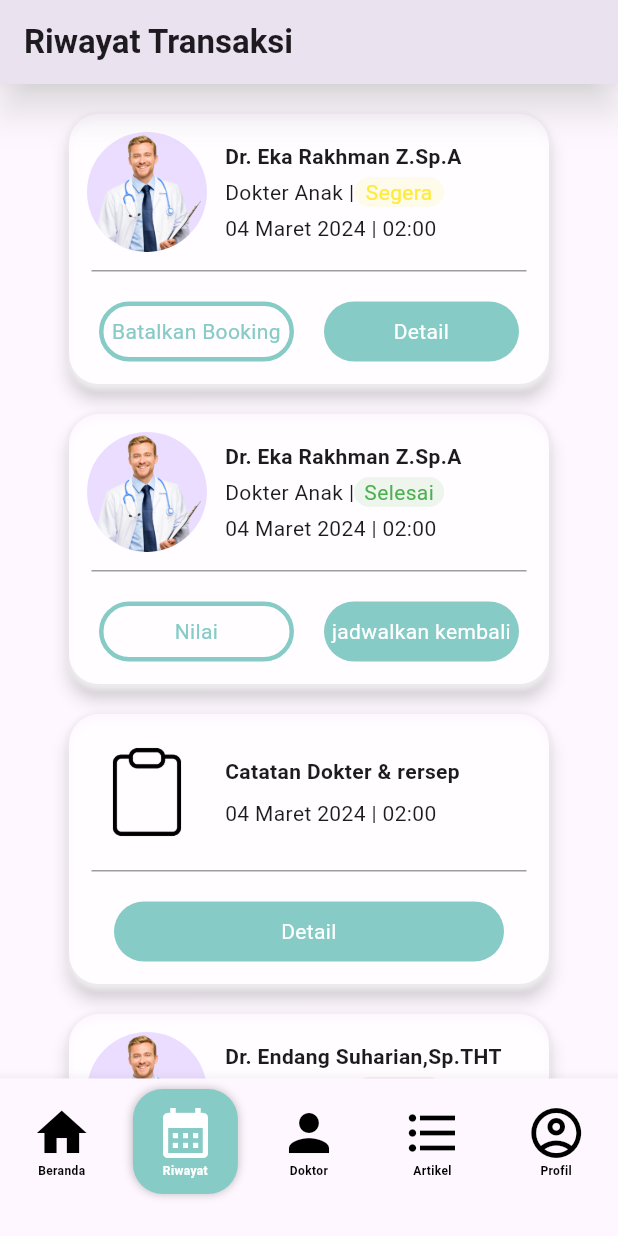
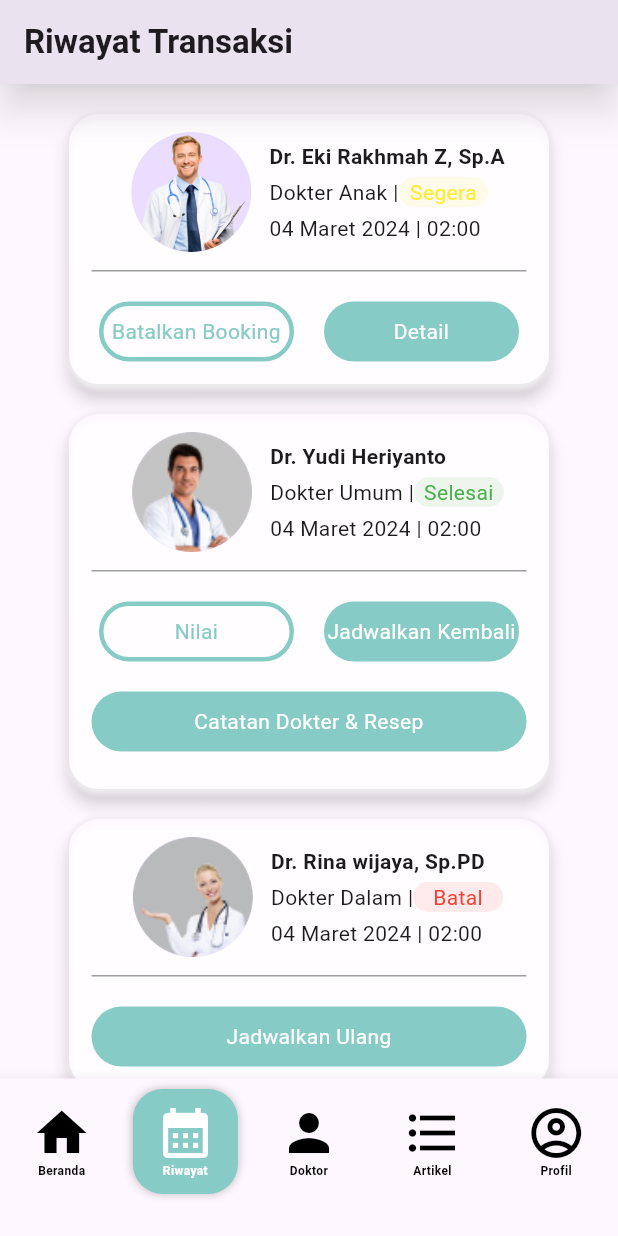
Before and after one commit to shinshARK/medifast, a Flutter app: the riwayatTransaksi screen opened directly, on a phone screen of 412 x 824 dp. Run offline on Flutter 3.47's test engine with Material 3 defaults, Android fonts, the phone set to English and light mode, and no system bars; our stand-ins replace flutter_rating_bar, google_fonts.

Commit message:
fix : penyatuan detail

```diff
--- a/lib/models/dokter_model.dart
+++ b/lib/models/dokter_model.dart
@@ -21,9 +21,9 @@ class DokterModel{
 
 // ignore: non_constant_identifier_names
 var data_dokter = [
-  DokterModel(nama: "Dr. Eki Rakhmah Z, Sp.A",spesialis: "Dokter Spesialis Anak",rating: "4.8",tanda: true,image: "dokter_1.png"),
+  DokterModel(nama: "Dr. Eki Rakhmah Z, Sp.A",spesialis: "Dokter Anak",rating: "4.8",tanda: true,image: "dokter_1.png"),
   DokterModel(nama: "Dr. Yudi Heriyanto",spesialis: "Dokter Umum",rating: "4.2",tanda: false,image: "dokter_4.png"),
-  DokterModel(nama: "Dr. Rina wijaya, Sp.PD",spesialis: "Dokter Spesialis Dalam",rating: "4.8",tanda: false,image: "dokter_2.png"),
-  DokterModel(nama: "Dr. Budi Santoso, Sp.A",spesialis: "Dokter Spesialis Anak",rating: "4.3",tanda: true,image: "dokter_5.png"),
+  DokterModel(nama: "Dr. Rina wijaya, Sp.PD",spesialis: "Dokter Dalam",rating: "4.8",tanda: false,image: "dokter_2.png"),
+  DokterModel(nama: "Dr. Budi Santoso, Sp.A",spesialis: "Dokter Anak",rating: "4.3",tanda: true,image: "dokter_5.png"),
   DokterModel(nama: "Dr. Lilis",spesialis: "Dokter Umum",rating: "4.5",tanda: false,image: "dokter_3.png")
 ];
--- /dev/null
+++ b/lib/models/riwayat_transaksi_model.dart
@@ -0,0 +1,20 @@
+import 'package:rumah_sakit/models/dokter_model.dart';
+class RiwayatTransaksiModel{
+    DokterModel dokter;
+    String status;
+    String tanggal;
+    String jam;
+
+    RiwayatTransaksiModel({
+      required this.dokter,
+      required this.status,
+      required this.tanggal,
+      required this.jam,
+    });
+}
+
+var riwayattransaksi = [
+  RiwayatTransaksiModel(dokter: data_dokter[0], status: "Segera", tanggal: "2024-03-04", jam: "02:00:00.857"),
+  RiwayatTransaksiModel(dokter: data_dokter[1], status: "Selesai", tanggal: "2024-03-04", jam: "02:00:00.857"),
+  RiwayatTransaksiModel(dokter: data_dokter[2], status: "Batal", tanggal: "2024-03-04", jam: "02:00:00.857")
+];
--- a/lib/screens/riwayatTransaksi.dart
+++ b/lib/screens/riwayatTransaksi.dart
@@ -7,6 +7,7 @@ import 'package:rumah_sakit/components/bottomNavigasiBar.dart';
 import 'package:rumah_sakit/screens/detail_pertemuan.dart';
 import 'package:rumah_sakit/screens/catatan_dan_resep_dokter.dart';
 import 'package:rumah_sakit/screens/rating.dart';
+import 'package:rumah_sakit/models/riwayat_transaksi_model.dart';
 
 
 // ignore: must_be_immutable, camel_case_types
@@ -73,20 +74,15 @@ class _riwayatTransaksiState extends State<riwayatTransaksi> {
       ),
       body: SingleChildScrollView(
         child: Column(
-          children: List.generate(4, (index) {
-            return riwayatPemesanan[index]['pilihan'] == "jadwal"
-                ? riwayatPemesanan[index]['Status Riwayat'] == "Batal"
-                    ? _riwayat(1, true, 1, index)
-                    : _riwayat(2, true, 1, index)
-                : _riwayat(1, false, 2, index);
+          children: List.generate(riwayattransaksi.length, (index) {
+            return _riwayat(riwayattransaksi[index]);
           }),
         ),
       ),
     );
   }
 
-  Center _riwayat(
-      int jumlahTombol, bool keterangan, int jenisPilihan, int indek) {
+  Center _riwayat(RiwayatTransaksiModel data) {
     return Center(
       child: Padding(
         padding: const EdgeInsets.only(top: 20),
@@ -95,7 +91,7 @@ class _riwayatTransaksiState extends State<riwayatTransaksi> {
           borderRadius: BorderRadius.circular(20),
           child: Container(
             width: 320,
-            height: 180,
+            height: data.status == "Selesai" ? 250 : 180,
             decoration:
                 BoxDecoration(borderRadius: BorderRadius.circular(20), boxShadow: [
               BoxShadow(
@@ -107,66 +103,49 @@ class _riwayatTransaksiState extends State<riwayatTransaksi> {
             child: Column(
               children: [
                 Row(
+                  mainAxisAlignment: MainAxisAlignment.center,
                   children: [
                     CircleAvatar(
                       radius: 52,
                       backgroundColor: Colors.white.withOpacity(0.0),
-                      child: keterangan == true
-                          ? CircleAvatar(
+                      child:
+                          CircleAvatar(
                               radius: 40,
                               backgroundImage: AssetImage(
-                                  "assets/images/${riwayatPemesanan[indek]['gambar']}"),
+                                  "assets/images/${data.dokter.image}"),
                             )
-                          : Container(
-                              width: 60,
-                              height: 60,
-                              decoration: BoxDecoration(
-                                image: DecorationImage(
-                                  image: AssetImage(
-                                      "assets/images/${riwayatPemesanan[indek]['gambar']}"),
-                                  fit: BoxFit.cover,
-                                ),
-                              ),
-                            ),
+
                     ),
                     Column(
                       crossAxisAlignment: CrossAxisAlignment.start,
                       children: [
-                        Text(
-                            jenisPilihan == 1
-                                ? riwayatPemesanan[indek]["nama Dokter"]!
-                                : "Catatan Dokter & rersep",
+                        Text(data.dokter.nama,
                             style: const TextStyle(fontWeight: FontWeight.bold)),
                         const SizedBox(
                           height: 4,
                         ),
-                        if (keterangan == true)
                           Row(
                             children: [
-                              Text(riwayatPemesanan[0]['Spesialis']!),
+                              Text(data.dokter.spesialis),
                               const Text(" |"),
                               Container(
                                 width: 60,
                                 decoration: BoxDecoration(
-                                    color: riwayatPemesanan[indek]
-                                                ["Status Riwayat"] ==
+                                    color: data.status ==
                                             "Segera"
                                         ? Colors.yellow.withOpacity(0.1)
-                                        : riwayatPemesanan[indek]
-                                                    ["Status Riwayat"] ==
+                                        : data.status ==
                                                 "Selesai"
                                             ? Colors.green.withOpacity(0.1)
                                             : Colors.red.withOpacity(0.1),
                                     borderRadius: BorderRadius.circular(20)),
                                 child: Text(
-                                  riwayatPemesanan[indek]["Status Riwayat"]!,
+                                  data.status,
                                   style: TextStyle(
-                                    color: riwayatPemesanan[indek]
-                                                ["Status Riwayat"] ==
+                                    color: data.status ==
                                             "Segera"
                                         ? Colors.yellow
-                                        : riwayatPemesanan[indek]
-                                                    ["Status Riwayat"] ==
+                                        : data.status ==
                                                 "Selesai"
                                             ? Colors.green
                                             : Colors.red,
@@ -176,18 +155,14 @@ class _riwayatTransaksiState extends State<riwayatTransaksi> {
                               )
                             ],
                           )
-                        else
-                          const SizedBox(
-                            height: 0,
-                          ),
+                        ,
                         const SizedBox(
                           height: 4,
                         ),
                         FutureBuilder<String>(
                           future: formatTanggalDanWaktu(
-                              riwayatPemesanan[indek]["Tanggal"]!,
-                              riwayatPemesanan[indek]
-                                  ["jam"]!), // panggil fungsi Anda di sini
+                              data.tanggal,
+                              data.jam), // panggil fungsi Anda di sini
                           builder: (BuildContext context,
                               AsyncSnapshot<String> snapshot) {
                             if (snapshot.connectionState ==
@@ -212,13 +187,13 @@ class _riwayatTransaksiState extends State<riwayatTransaksi> {
                   alignment: AlignmentDirectional.center,
                   decoration: const BoxDecoration(
                       border: Border(top: BorderSide(color: Colors.grey))),
-                  child: jumlahTombol == 2
+                  child: data.status != "Batal"
                       ? Row(
                           mainAxisAlignment: MainAxisAlignment.center,
                           children: [
                             GestureDetector(
                               onTap: () {
-                                switch (riwayatPemesanan[indek]["Status Riwayat"]) {
+                                switch (data.status) {
                                   case 'Segera':
 
                                     break;
@@ -250,7 +225,7 @@ class _riwayatTransaksiState extends State<riwayatTransaksi> {
                                       width: 3.0, // Ketebalan border
                                     )),
                                 child: Text(
-                                  riwayatPemesanan[indek]["Status Riwayat"] ==
+                                  data.status ==
                                           "Segera"
                                       ? "Batalkan Booking"
                                       : "Nilai",
@@ -262,7 +237,7 @@ class _riwayatTransaksiState extends State<riwayatTransaksi> {
                             ),
                             GestureDetector(
                               onTap: () {
-                                switch (riwayatPemesanan[indek]["Status Riwayat"]) {
+                                switch (data.status) {
                                   case 'Segera':
                                     Navigator.push(
                                       context,
@@ -292,10 +267,10 @@ class _riwayatTransaksiState extends State<riwayatTransaksi> {
                                     color: const Color.fromARGB(255, 135, 203, 198),
                                     borderRadius: BorderRadius.circular(20)),
                                 child: Text(
-                                  riwayatPemesanan[indek]["Status Riwayat"] ==
+                                  data.status ==
                                           "Segera"
                                       ? "Detail"
-                                      : "jadwalkan kembali",
+                                      : "Jadwalkan Kembali",
                                   style: const TextStyle(color: Colors.white),
                                   textAlign: TextAlign.center,
                                 ),
@@ -305,31 +280,49 @@ class _riwayatTransaksiState extends State<riwayatTransaksi> {
                         )
                       : GestureDetector(
                           onTap: () {
-                            if (keterangan == false) {
-                              Navigator.push(
-                                context,
-                                MaterialPageRoute(
-                                    builder: (context) =>
-                                        const catatan_dan_resep_dokter()),
-                              );
-                            }
+
                           },
                           child: Container(
-                            width: 260,
+                            width: 290,
                             height: 40,
                             alignment: AlignmentDirectional.center,
                             margin: const EdgeInsets.only(top: 20),
                             decoration: BoxDecoration(
                                 color: const Color.fromARGB(255, 135, 203, 198),
                                 borderRadius: BorderRadius.circular(20)),
-                            child: Text(
-                              keterangan == false ? "Detail" : "jadwalkan ulang",
-                              style: const TextStyle(color: Colors.white),
+                            child: const Text(
+                              "Jadwalkan Ulang",
+                              style: TextStyle(color: Colors.white),
                               textAlign: TextAlign.center,
                             ),
                           ),
                         ),
-                )
+                ),
+                data.status == "Selesai" ?
+                GestureDetector(
+                  onTap: () {
+                    Navigator.push(
+                      context,
+                      MaterialPageRoute(
+                          builder: (context) =>
+                              const catatan_dan_resep_dokter()),
+                    );
+                  },
+                  child: Container(
+                    width: 290,
+                    height: 40,
+                    alignment: AlignmentDirectional.center,
+                    margin: const EdgeInsets.only(top: 20),
+                    decoration: BoxDecoration(
+                        color: const Color.fromARGB(255, 135, 203, 198),
+                        borderRadius: BorderRadius.circular(20)),
+                    child: const Text(
+                      "Catatan Dokter & Resep",
+                      style: TextStyle(color: Colors.white),
+                      textAlign: TextAlign.center,
+                    ),
+                  ),
+                ) : const SizedBox()
               ],
             ),
           ),
```
